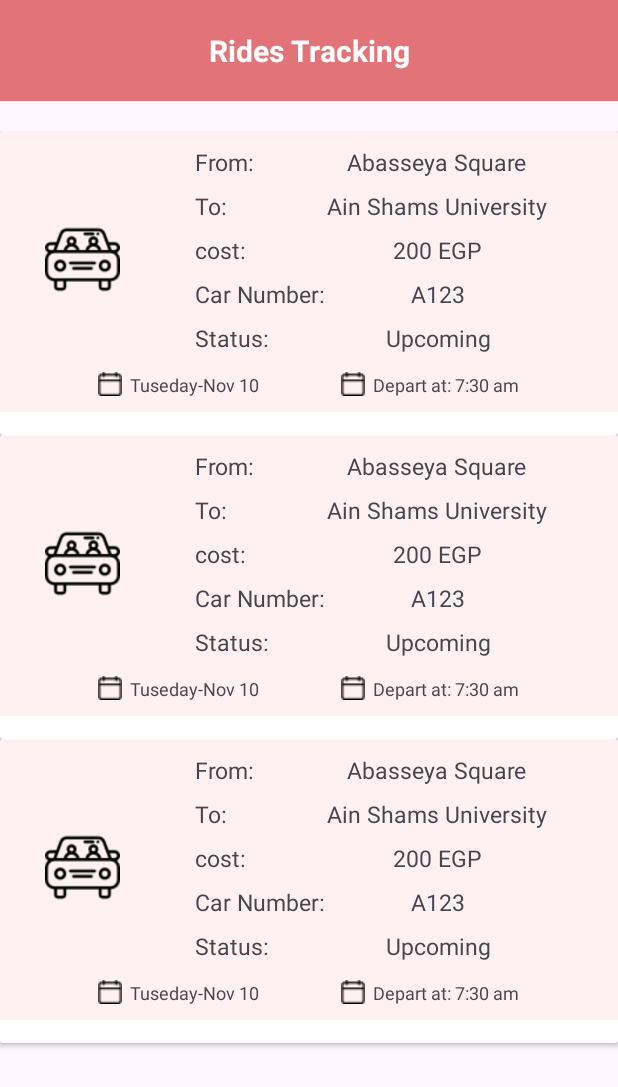
After one commit to sama85/RideShare_Driver, an Android app: the layout fragment_rides_tracking.xml on its own in the app's theme, with its tools: preview values and no code run, on a phone screen of 412 x 824 dp. The commit adds this screen. Shown: the top 1087 px of the screen. Run offline under Robolectric (Android 15) with nearby library versions, the phone set to English and light mode, and no system bars.

Commit message:
implemented ride history

```diff
--- /dev/null
+++ b/app/src/main/res/layout/fragment_rides_tracking.xml
@@ -0,0 +1,36 @@
+<?xml version="1.0" encoding="utf-8"?>
+<androidx.constraintlayout.widget.ConstraintLayout xmlns:android="http://schemas.android.com/apk/res/android"
+    android:layout_width="match_parent"
+    android:layout_height="match_parent"
+    xmlns:app="http://schemas.android.com/apk/res-auto"
+    xmlns:tools="http://schemas.android.com/tools">
+
+    <TextView
+        android:id="@+id/offers"
+        android:layout_width="match_parent"
+        android:layout_height="wrap_content"
+        android:padding="20dp"
+        android:textSize="20sp"
+        android:textStyle="bold"
+        android:text="Rides Tracking"
+        android:textColor="@color/white"
+        android:textAlignment="center"
+        android:background="@color/main"
+        app:layout_constraintTop_toTopOf="parent"
+        app:layout_constraintStart_toStartOf="parent"
+        app:layout_constraintEnd_toEndOf="parent"/>
+
+    <androidx.recyclerview.widget.RecyclerView
+        android:id="@+id/rides_tracking_list"
+        android:layout_width="0dp"
+        android:layout_height="0dp"
+        android:clipToPadding="false"
+        app:layoutManager="androidx.recyclerview.widget.LinearLayoutManager"
+        android:layout_marginTop="20dp"
+        app:layout_constraintStart_toStartOf="parent"
+        app:layout_constraintEnd_toEndOf="parent"
+        app:layout_constraintTop_toBottomOf="@id/offers"
+        app:layout_constraintBottom_toBottomOf="parent"
+        tools:listitem="@layout/ride_tracking_item"/>
+
+</androidx.constraintlayout.widget.ConstraintLayout>
--- /dev/null
+++ b/app/src/main/res/layout/ride_tracking_item.xml
@@ -0,0 +1,165 @@
+<?xml version="1.0" encoding="utf-8"?>
+<androidx.cardview.widget.CardView  xmlns:android="http://schemas.android.com/apk/res/android"
+    android:layout_width="match_parent"
+    android:layout_height="wrap_content">
+    <androidx.constraintlayout.widget.ConstraintLayout
+        xmlns:app="http://schemas.android.com/apk/res-auto"
+        android:layout_width="match_parent"
+        android:layout_height="match_parent"
+        android:padding="10dp"
+        android:layout_marginBottom="15dp"
+        android:background="#3EFAC6C6">
+
+        <ImageView
+            android:id="@+id/driver_img"
+            android:layout_width="50dp"
+            android:layout_height="50dp"
+            android:layout_marginStart="20dp"
+            android:src="@drawable/car"
+            app:layout_constraintStart_toStartOf="parent"
+            app:layout_constraintTop_toTopOf="parent"
+            app:layout_constraintBottom_toTopOf="@id/date"/>
+
+        <TextView
+            android:id="@+id/from"
+            android:layout_width="wrap_content"
+            android:layout_height="wrap_content"
+            android:layout_marginStart="50dp"
+            android:text="@string/from"
+            android:textSize="@dimen/large_text_size_rv"
+            app:layout_constraintStart_toEndOf="@id/driver_img"
+            app:layout_constraintTop_toTopOf="parent" />
+
+        <TextView
+            android:id="@+id/source"
+            android:layout_width="wrap_content"
+            android:layout_height="wrap_content"
+            android:text="Abasseya Square"
+            android:textSize="@dimen/large_text_size_rv"
+            android:layout_marginStart="10dp"
+            app:layout_constraintEnd_toEndOf="parent"
+            app:layout_constraintStart_toEndOf="@id/from"
+            app:layout_constraintTop_toTopOf="parent" />
+
+        <TextView
+            android:id="@+id/to"
+            android:layout_width="wrap_content"
+            android:layout_height="wrap_content"
+            android:layout_marginTop="8dp"
+            android:text="@string/to"
+            android:textSize="@dimen/large_text_size_rv"
+            app:layout_constraintStart_toStartOf="@id/from"
+            app:layout_constraintTop_toBottomOf="@id/from" />
+
+        <TextView
+            android:id="@+id/destination"
+            android:layout_width="wrap_content"
+            android:layout_height="wrap_content"
+            android:text="Ain Shams University"
+            android:textSize="@dimen/large_text_size_rv"
+            app:layout_constraintEnd_toEndOf="@+id/source"
+            app:layout_constraintStart_toStartOf="@id/source"
+            app:layout_constraintTop_toTopOf="@id/to" />
+
+
+        <TextView
+            android:id="@+id/cost"
+            android:layout_width="wrap_content"
+            android:layout_height="wrap_content"
+            android:layout_marginTop="8dp"
+            android:text="@string/cost"
+            android:textSize="@dimen/large_text_size_rv"
+            app:layout_constraintStart_toStartOf="@id/to"
+            app:layout_constraintTop_toBottomOf="@id/to" />
+
+        <TextView
+            android:id="@+id/cost_value"
+            android:layout_width="wrap_content"
+            android:layout_height="wrap_content"
+            android:text="200 EGP"
+            android:textSize="@dimen/large_text_size_rv"
+            app:layout_constraintEnd_toEndOf="@+id/destination"
+            app:layout_constraintStart_toStartOf="@+id/destination"
+            app:layout_constraintTop_toTopOf="@id/cost" />
+
+        <TextView
+            android:id="@+id/car_no"
+            android:layout_width="wrap_content"
+            android:layout_height="wrap_content"
+            android:layout_marginTop="8dp"
+            android:text="Car Number:"
+            android:textSize="@dimen/large_text_size_rv"
+            app:layout_constraintStart_toStartOf="@id/cost"
+            app:layout_constraintTop_toBottomOf="@id/cost" />
+
+        <TextView
+            android:id="@+id/car_no_value"
+            android:layout_width="wrap_content"
+            android:layout_height="wrap_content"
+            android:text="A123"
+            android:textSize="@dimen/large_text_size_rv"
+            app:layout_constraintEnd_toEndOf="@id/cost_value"
+            app:layout_constraintStart_toStartOf="@id/cost_value"
+            app:layout_constraintTop_toTopOf="@id/car_no" />
+        <TextView
+            android:id="@+id/status"
+            android:layout_width="wrap_content"
+            android:layout_height="wrap_content"
+            android:layout_marginTop="8dp"
+            android:text="Status: "
+            android:textSize="@dimen/large_text_size_rv"
+            app:layout_constraintStart_toStartOf="@id/car_no"
+            app:layout_constraintTop_toBottomOf="@id/car_no" />
+
+        <TextView
+            android:id="@+id/status_value"
+            android:layout_width="wrap_content"
+            android:layout_height="wrap_content"
+            android:text="Upcoming"
+            android:textSize="@dimen/large_text_size_rv"
+            app:layout_constraintEnd_toEndOf="@+id/car_no_value"
+            app:layout_constraintStart_toStartOf="@+id/car_no_value"
+            app:layout_constraintTop_toTopOf="@id/status" />
+
+
+        <TextView
+            android:id="@+id/date"
+            android:layout_width="wrap_content"
+            android:layout_height="wrap_content"
+            android:layout_marginTop="12dp"
+            android:drawablePadding="5dp"
+            android:text="Tuseday-Nov 10"
+            android:textSize="@dimen/small_text_size_rv"
+            app:drawableStartCompat="@drawable/calendar"
+            app:layout_constraintEnd_toStartOf="@+id/time"
+            app:layout_constraintHorizontal_bias="0.5"
+            app:layout_constraintStart_toStartOf="parent"
+            app:layout_constraintTop_toBottomOf="@id/status" />
+
+        <TextView
+            android:id="@+id/time"
+            android:layout_width="wrap_content"
+            android:layout_height="wrap_content"
+            android:drawablePadding="5dp"
+            android:text="Depart at: 7:30 am"
+            android:textSize="@dimen/small_text_size_rv"
+            app:drawableStartCompat="@drawable/calendar"
+            app:layout_constraintEnd_toEndOf="parent"
+            app:layout_constraintHorizontal_bias="0.5"
+            app:layout_constraintStart_toEndOf="@+id/date"
+            app:layout_constraintTop_toTopOf="@id/date" />
+
+        <androidx.appcompat.widget.AppCompatButton
+            android:layout_width="200dp"
+            android:layout_height="wrap_content"
+            android:layout_marginTop="12dp"
+            android:backgroundTint="@color/main"
+            android:text="Cancel Ride"
+            android:visibility="gone"
+            android:textSize="@dimen/large_text_size_rv"
+            app:layout_constraintEnd_toEndOf="parent"
+            app:layout_constraintStart_toStartOf="parent"
+            app:layout_constraintTop_toBottomOf="@id/date" />
+
+    </androidx.constraintlayout.widget.ConstraintLayout>
+</androidx.cardview.widget.CardView>
--- a/app/src/main/res/menu/bottom_nav.xml
+++ b/app/src/main/res/menu/bottom_nav.xml
@@ -10,6 +10,6 @@
         android:id="@+id/requestsFragment"
         android:icon="@drawable/ic_request"/>
     <item android:title=" "
-        android:id="@+id/history_item"
+        android:id="@+id/ridesTrackingFragment"
         android:icon="@drawable/ic_history"/>
 </menu>
--- a/app/src/main/res/values/colors.xml
+++ b/app/src/main/res/values/colors.xml
@@ -3,4 +3,6 @@
     <color name="black">#FF000000</color>
     <color name="white">#FFFFFFFF</color>
     <color name="main">#E17379 </color>
+    <color name="green">#429645</color>
+    <color name="red">#B43128</color>
 </resources>
```
Also changed, not shown: app/src/main/java/com/example/rideshare_driver/adapters/RidesTrackingAdapter.java (added, +70 -0 lines), app/src/main/java/com/example/rideshare_driver/view/RidesTrackingFragment.java (added, +48 -0 lines), app/src/main/java/com/example/rideshare_driver/viewmodel/RidesTrackingViewModel.java (added, +66 -0 lines), app/src/main/res/navigation/app_nav_graph.xml (+9 -1 lines).
